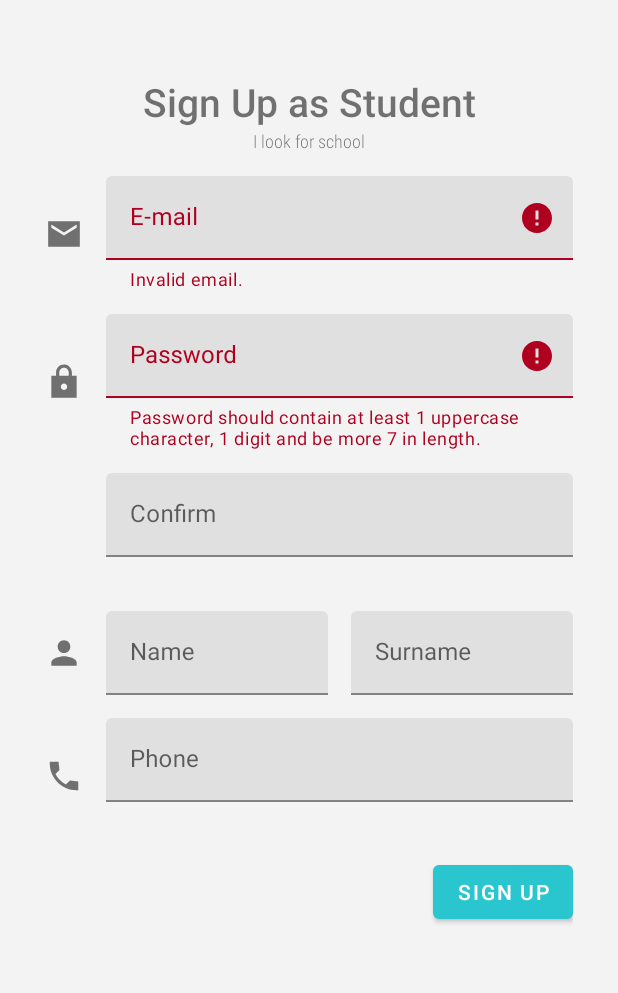
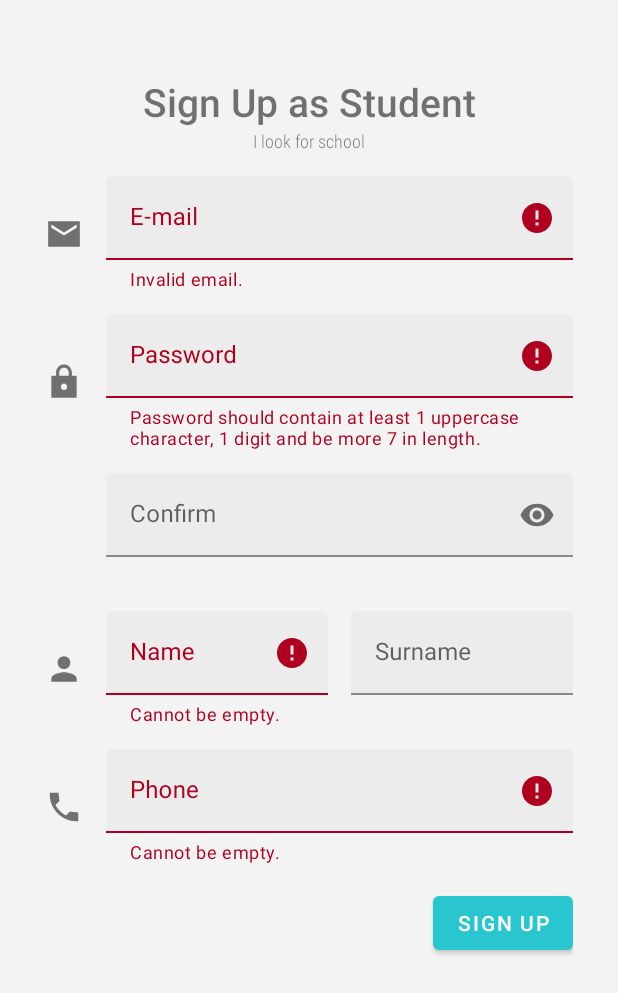
Before and after one commit to Kakainchik/InStudy-MobileApp, an Android app: the fragment SignUpStudentFragment placed in its activity, after a tap on "SIGN UP", on a phone screen of 412 x 824 dp. Shown: the top 993 px of the screen. Run offline under Robolectric (Android 15) with nearby library versions, the phone set to English and light mode, and no system bars.

Commit message:
Added handlers for all textboxes' errors. Added regular expression(Regex) for validation of organization name and password.

```diff
--- a/app/src/main/java/kz/gaudeamus/instudy/LoginInActivity.kt
+++ b/app/src/main/java/kz/gaudeamus/instudy/LoginInActivity.kt
@@ -5,8 +5,8 @@ import android.os.Bundle
 import androidx.fragment.app.FragmentTransaction
 
 /**
- * <p>  Current pattern: minimum 8 character,
- *      should contain at least 1 digit, 1 uppercase </p>
+ * <p>  Current pattern: minimum 7 character,
+ *      should contain at least 1 digit, 1 uppercase, 1 lowercase </p>
  * @return `true` if current password matches the matcher's pattern
  */
 public fun isPasswordValid(password: String?): Boolean {
--- a/app/src/main/java/kz/gaudeamus/instudy/SignUpStudentFragment.kt
+++ b/app/src/main/java/kz/gaudeamus/instudy/SignUpStudentFragment.kt
@@ -29,24 +29,58 @@ class SignUpStudentFragment : Fragment() {
         val repassLayout: TextInputLayout = view.findViewById(R.id.signup_student_repassword_input)
         val phoneText: TextInputEditText = view.findViewById(R.id.signup_student_phone_text)
         val phoneLayout: TextInputLayout = view.findViewById(R.id.signup_student_phone_input)
+        val nameText: TextInputEditText = view.findViewById(R.id.signup_student_name_text)
+        val nameLayout: TextInputLayout = view.findViewById(R.id.signup_student_name_input)
+        //TODO: Проверять фамилию или нет?
+        val surnameText: TextInputEditText = view.findViewById(R.id.signup_student_surname_text)
+        val surnameLayout: TextInputLayout = view.findViewById(R.id.signup_student_surname_input)
+
+        //Переменные
+        var isValid: Boolean = true
 
         //Обработчик нажатия на кнопку регистрации
         signUpButton.setOnClickListener {
             //Верный ли адрес
             emailText.takeUnless {
                 android.util.Patterns.EMAIL_ADDRESS.matcher(it.text.toString()).matches()
-            }?.run { emailLayout.error = view.resources.getString(R.string.error_invalid_email) }
-                ?: run { emailLayout.error = null }
+            }?.run {
+                emailLayout.error = view.resources.getString(R.string.error_invalid_email)
+                isValid = false
+            } ?:run { emailLayout.error = null }
 
             //Верный ли пароль
             passwordText.takeUnless { isPasswordValid(it.text.toString()) }
-                ?.run { passwordLayout.error = view.resources.getString(R.string.error_unmatched_password) }
-                ?: run { passwordLayout.error = null }
+                ?.run {
+                    passwordLayout.error = view.resources.getString(R.string.error_unmatched_password)
+                    isValid = false
+                } ?:run { passwordLayout.error = null }
 
             //Верен ли повторный пароль
             repassText.takeUnless { it.text.toString().equals(passwordText.text.toString()) }
-                ?.run { repassLayout.error = view.resources.getString(R.string.error_invalid_repassword) }
-                ?: run { repassLayout.error = null }
+                ?.run {
+                    repassLayout.error = view.resources.getString(R.string.error_invalid_repassword)
+                    isValid = false
+                } ?:run { repassLayout.error = null }
+
+            //Не пустое ли имя
+            nameText.takeIf { it.text.isNullOrEmpty() }
+                ?.run {
+                    nameLayout.error = view.resources.getString(R.string.error_empty_text)
+                    isValid = false
+                } ?:run { nameLayout.error = null }
+
+            //Не пустой ли номер
+            phoneText.takeIf { it.text.isNullOrEmpty() }
+                ?.run {
+                    phoneLayout.error = view.resources.getString(R.string.error_empty_text)
+                    isValid = false
+                } ?:run { phoneLayout.error = null }
+
+            if(isValid) {
+                //TODO("Registration")
+            }
+
+            isValid = true
         }
 
         return view
--- a/app/src/main/res/layout/fragment_sign_in.xml
+++ b/app/src/main/res/layout/fragment_sign_in.xml
@@ -40,7 +40,8 @@
             android:layout_width="match_parent"
             android:layout_height="wrap_content"
             android:layout_below="@id/signin_email_input"
-            app:errorEnabled="true">
+            app:errorEnabled="true"
+            app:endIconMode="password_toggle">
 
         <com.google.android.material.textfield.TextInputEditText
                 android:id="@+id/signin_password_text"
--- a/app/src/main/res/layout/fragment_sign_up_student.xml
+++ b/app/src/main/res/layout/fragment_sign_up_student.xml
@@ -75,7 +75,8 @@
             app:layout_constraintStart_toStartOf="@id/signup_student_email_input"
             app:layout_constraintEnd_toEndOf="parent"
             android:layout_marginTop="@dimen/vertical_margin_login_in_activity"
-            app:errorEnabled="true">
+            app:errorEnabled="true"
+            app:endIconMode="password_toggle">
 
         <com.google.android.material.textfield.TextInputEditText
                 android:id="@+id/signup_student_password_text"
@@ -96,7 +97,8 @@
             app:layout_constraintStart_toStartOf="@id/signup_student_password_input"
             app:layout_constraintEnd_toEndOf="parent"
             android:layout_marginTop="@dimen/vertical_margin_login_in_activity"
-            app:errorEnabled="true">
+            app:errorEnabled="true"
+            app:endIconMode="password_toggle">
 
         <com.google.android.material.textfield.TextInputEditText
                 android:id="@+id/signup_student_repassword_text"
@@ -125,7 +127,8 @@
             app:layout_constraintTop_toBottomOf="@id/signup_student_repassword_input"
             app:layout_constraintStart_toStartOf="@id/signup_student_repassword_input"
             app:layout_constraintEnd_toStartOf="@id/signup_student_surname_input"
-            android:layout_marginTop="@dimen/vertical_margin_login_in_activity">
+            android:layout_marginTop="@dimen/vertical_margin_login_in_activity"
+            app:errorEnabled="true">
 
                 <com.google.android.material.textfield.TextInputEditText
                         android:id="@+id/signup_student_name_text"
--- a/app/src/main/res/values/colors.xml
+++ b/app/src/main/res/values/colors.xml
@@ -2,6 +2,8 @@
 <resources>
     <color name="colorPrimary">#2AC6CF</color>
     <color name="colorPrimaryDark">#00aebe</color>
-    <color name="colorAccent">#D81B60</color>
+    <color name="colorAccent">#D50000</color>
     <color name="colorBackground">#f3f3f3</color>
+
+    <color name="colorTextBoxBackground">#ECECEC</color>
 </resources>
--- a/app/src/main/res/values/strings.xml
+++ b/app/src/main/res/values/strings.xml
@@ -20,5 +20,7 @@
     <string name="error_invalid_email">Invalid email.</string>
     <string name="error_unmatched_password">Password should contain at least 1 uppercase character, 1 digit and be more 7 in length.</string>
     <string name="error_invalid_repassword">Passwords do not equal.</string>
-    <!-- TODO: Remove or change this placeholder text -->
+    <string name="error_counter_limit">Inadmissible length!</string>
+    <string name="error_counter_minimum">Minimum 3 letters!</string>
+    <string name="error_empty_text">Cannot be empty.</string>
 </resources>
--- a/app/src/main/res/values/styles.xml
+++ b/app/src/main/res/values/styles.xml
@@ -9,6 +9,7 @@
         <item name="popupMenuStyle">@style/Widget.MaterialComponents.PopupMenu</item>
         <item name="android:contextPopupMenuStyle">@style/Widget.MaterialComponents.PopupMenu.ContextMenu</item>
         <item name="actionOverflowMenuStyle">@style/Widget.MaterialComponents.PopupMenu.Overflow</item>
+        <item name="textInputStyle">@style/Widget.App.TextInputLayout</item>
     </style>
 
     <style name="AppTheme.Launcher">
@@ -24,4 +25,8 @@
         <item name="windowNoTitle">true</item>
     </style>
 
+    <style name="Widget.App.TextInputLayout" parent="Widget.MaterialComponents.TextInputLayout.FilledBox">
+        <item name="boxBackgroundColor">@color/colorTextBoxBackground</item>
+    </style>
+
 </resources>
--- a/build.gradle
+++ b/build.gradle
@@ -1,14 +1,14 @@
 // Top-level build file where you can add configuration options common to all sub-projects/modules.
 
 buildscript {
-    ext.kotlin_version = '1.3.61'
+    ext.kotlin_version = '1.4.10'
     repositories {
         google()
         jcenter()
 
     }
     dependencies {
-        classpath 'com.android.tools.build:gradle:4.1.0'
+        classpath 'com.android.tools.build:gradle:4.1.1'
         classpath "org.jetbrains.kotlin:kotlin-gradle-plugin:$kotlin_version"
         // NOTE: Do not place your application dependencies here; they belong
         // in the individual module build.gradle files
```
Also changed, not shown: app/build.gradle (+8 -0 lines), app/src/main/java/kz/gaudeamus/instudy/SignUpSchoolFragment.kt (+70 -6 lines), app/src/main/res/layout/fragment_sign_up_school.xml (+5 -2 lines), 1 other file.
